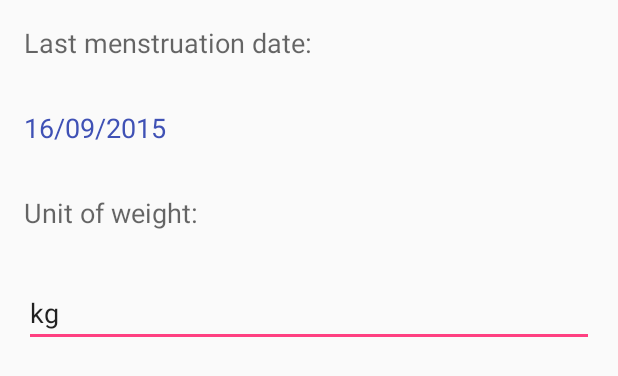
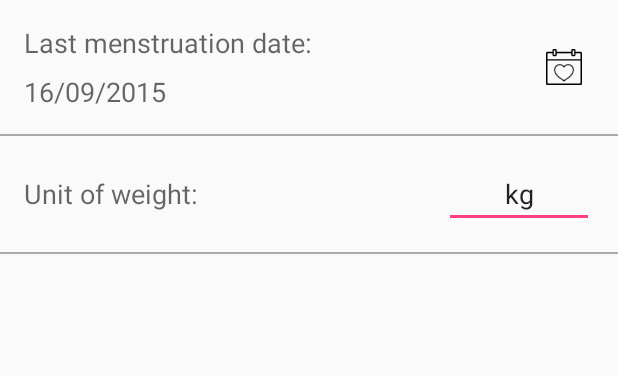
Before and after one commit to abiernacka1990/pregnancy-calendar, an Android app: the layout fragment_settings.xml on its own in the app's theme, with its tools: preview values and no code run, on a phone screen of 412 x 824 dp. Shown: the top 376 px of the screen. Run offline under Robolectric (Android 15) with nearby library versions, the phone set to English and light mode, and no system bars.

Commit message:
Setting view style

```diff
--- a/app/src/main/java/com/miquido/pregnancycalendar/ui/fragments/SettingsFragment.java
+++ b/app/src/main/java/com/miquido/pregnancycalendar/ui/fragments/SettingsFragment.java
@@ -7,6 +7,7 @@ import android.view.LayoutInflater;
 import android.view.View;
 import android.view.ViewGroup;
 import android.widget.EditText;
+import android.widget.ImageView;
 import android.widget.TextView;
 
 import com.miquido.pregnancycalendar.R;
@@ -27,6 +28,7 @@ public class SettingsFragment extends BaseFragment implements DatePickerDialog.O
     private EditText weightUnitEditText;
 
     private OnSettingsChangesListener settingsChangesListener;
+    private ImageView startDateImageView;
 
     /**
      * Use this factory method to create a new instance of
@@ -54,9 +56,10 @@ public class SettingsFragment extends BaseFragment implements DatePickerDialog.O
         // Inflate the layout for this fragment
         View mainView = inflater.inflate(R.layout.fragment_settings, container, false);
         dataTextView = (TextView) mainView.findViewById(R.id.text_start_date);
+        startDateImageView = (ImageView) mainView.findViewById(R.id.imageViewStartDate);
         weightUnitEditText = (EditText) mainView.findViewById(R.id.text_weight_unit);
         showPreferences();
-        dataTextView.setOnClickListener(view -> openDateChooser());
+        startDateImageView.setOnClickListener(view -> openDateChooser());
         return mainView;
     }
 
--- a/app/src/main/res/layout/fragment_settings.xml
+++ b/app/src/main/res/layout/fragment_settings.xml
@@ -5,11 +5,25 @@
     android:orientation="vertical"
     tools:context="com.miquido.pregnancycalendar.ui.fragments.SettingsFragment">
 
+    <RelativeLayout
+        android:layout_width="match_parent"
+        android:layout_height="wrap_content"
+        android:layout_margin="@dimen/fab_margin">
+
+        <LinearLayout
+            android:layout_width="wrap_content"
+            android:layout_height="wrap_content"
+            android:layout_alignParentLeft="true"
+            android:layout_alignParentStart="true"
+            android:layout_toLeftOf="@+id/imageViewStartDate"
+            android:layout_toStartOf="@+id/imageViewStartDate"
+            android:orientation="vertical">
+
             <TextView
                 android:id="@+id/text_start_date_label"
                 android:layout_width="wrap_content"
                 android:layout_height="wrap_content"
-        android:layout_margin="@dimen/fab_margin"
+                android:layout_marginBottom="@dimen/setting_item_margin"
                 android:text="@string/settings_start_date"
                 android:textAppearance="?android:attr/textAppearanceMedium" />
 
@@ -17,26 +31,62 @@
                 android:id="@+id/text_start_date"
                 android:layout_width="match_parent"
                 android:layout_height="wrap_content"
-        android:layout_margin="@dimen/fab_margin"
-        android:clickable="true"
                 android:text="@string/unknown_date"
                 android:textAppearance="?android:attr/textAppearanceMedium"
-        android:textColor="@color/colorClikableTextView"
                 tools:text="16/09/2015" />
 
+        </LinearLayout>
+
+        <ImageView
+            android:id="@+id/imageViewStartDate"
+            android:layout_width="wrap_content"
+            android:layout_height="wrap_content"
+            android:layout_alignParentRight="true"
+            android:layout_alignParentEnd="true"
+            android:layout_marginLeft="@dimen/fab_margin"
+            android:layout_marginStart="@dimen/fab_margin"
+            android:layout_centerVertical="true"
+            android:clickable="true"
+            android:src="@drawable/ic_start_date"/>
+    </RelativeLayout>
+
+    <ImageView
+        android:layout_width="match_parent"
+        android:layout_height="1dp"
+        android:background="@android:color/darker_gray"/>
+
+    <RelativeLayout
+        android:layout_width="match_parent"
+        android:layout_height="wrap_content"
+        android:layout_margin="@dimen/fab_margin">
 
         <TextView
             android:id="@+id/text_weight_unit_label"
             android:layout_width="wrap_content"
             android:layout_height="wrap_content"
-        android:layout_margin="@dimen/fab_margin"
             android:text="@string/settings_weight_unit"
+            android:layout_alignParentLeft="true"
+            android:layout_alignParentStart="true"
+            android:layout_centerVertical="true"
+            android:layout_toLeftOf="@+id/text_weight_unit"
+            android:layout_toStartOf="@+id/text_weight_unit"
             android:textAppearance="?android:attr/textAppearanceMedium" />
 
         <EditText
             android:id="@+id/text_weight_unit"
+            android:layout_width="wrap_content"
+            android:layout_height="wrap_content"
+            android:layout_centerVertical="true"
+            android:gravity="center"
+            android:maxLength="@integer/max_weight_unit_chars"
+            android:minWidth="@dimen/min_weight_unit_edtx_width"
+            android:layout_alignParentRight="true"
+            android:layout_alignParentEnd="true"
+            tools:text="kg" />
+    </RelativeLayout>
+
+    <ImageView
         android:layout_width="match_parent"
-        android:layout_height="wrap_content"
-        android:layout_margin="@dimen/fab_margin"
-        tools:text="kg" />
+        android:layout_height="1dp"
+        android:background="@android:color/darker_gray"/>
 </LinearLayout>
--- a/app/src/main/res/values/colors.xml
+++ b/app/src/main/res/values/colors.xml
@@ -3,5 +3,4 @@
     <color name="colorPrimary">#FF4081</color>
     <color name="colorPrimaryDark">#EE4081</color>
     <color name="colorAccent">#FF4081</color>
-    <color name="colorClikableTextView">#3F51B5</color>
 </resources>
--- a/app/src/main/res/values/dimens.xml
+++ b/app/src/main/res/values/dimens.xml
@@ -6,8 +6,10 @@
     <dimen name="activity_horizontal_margin">16dp</dimen>
     <dimen name="activity_vertical_margin">16dp</dimen>
     <dimen name="fab_margin">16dp</dimen>
+    <dimen name="setting_item_margin">8dp</dimen>
     <dimen name="default_margin">16dp</dimen>
     <dimen name="text_space">5dp</dimen>
+    <dimen name="min_weight_unit_edtx_width">100dp</dimen>
 
     <!-- App bar -->
     <dimen name="app_bar_height">416dp</dimen>
--- /dev/null
+++ b/app/src/main/res/values/integers.xml
@@ -0,0 +1,4 @@
+<?xml version="1.0" encoding="utf-8"?>
+<resources>
+    <integer name="max_weight_unit_chars">10</integer>
+</resources>
```
Also changed, not shown: app/src/main/res/drawable-hdpi/ic_start_date.png (added), app/src/main/res/drawable-mdpi/ic_start_date.png (added), app/src/main/res/drawable-xhdpi/ic_start_date.png (added), app/src/main/res/drawable-xxhdpi/ic_start_date.png (added), app/src/main/res/drawable-xxxhdpi/ic_start_date.png (added). Lines whose indentation alone changed are shown as unchanged.
